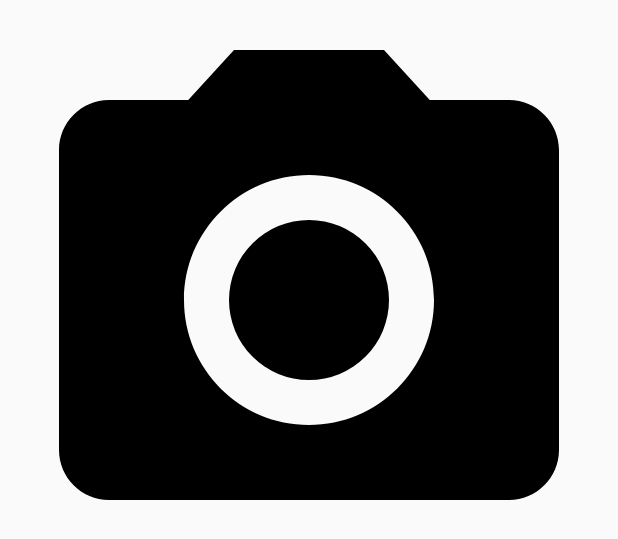
After one commit to youyyyy/mobil, an Android app: the layout details_header.xml on its own in the app's theme, with its tools: preview values and no code run, on a phone screen of 412 x 824 dp. The commit adds this screen. Shown: the top 539 px of the screen. Run offline under Robolectric (Android 15) with nearby library versions, the phone set to English and light mode, and no system bars.

Commit message:
5月6日

```diff
--- a/app/build.gradle
+++ b/app/build.gradle
@@ -38,4 +38,5 @@ dependencies {
     implementation 'com.google.code.gson:gson:2.8.2'
     implementation 'com.squareup.okhttp3:okhttp:3.14.1'
     implementation 'com.hyman:flowlayout-lib:1.1.2'
+    implementation 'com.github.kanytu:android-parallax-recyclerview:v1.7'
 }
--- a/app/src/main/AndroidManifest.xml
+++ b/app/src/main/AndroidManifest.xml
@@ -14,6 +14,7 @@
         android:supportsRtl="true"
         android:theme="@style/AppTheme">
         <activity android:name=".Activity.SelfActivity"></activity>
+        <activity android:name=".Activity.DetailsActivity"></activity>
         <activity
             android:name=".Activity.RegistActivity"
             android:theme="@style/AppTheme.Dark"></activity>
--- a/app/src/main/java/com/example/myapplication/Activity/MainActivity.java
+++ b/app/src/main/java/com/example/myapplication/Activity/MainActivity.java
@@ -183,7 +183,9 @@ public class MainActivity extends AppCompatActivity
             // Handle the camera action
         } else if (id == R.id.nav_message) {
 
-        } else if (id == R.id.nav_Monday) {
+        } else if(id==R.id.nav_recommend){
+
+        }else if (id == R.id.nav_Monday) {
             Toast.makeText(MainActivity.this, R.string.Developing, Toast.LENGTH_SHORT).show();
             dateForFJ = "2";
             updateData();
--- /dev/null
+++ b/app/src/main/res/layout/details_header.xml
@@ -0,0 +1,15 @@
+<?xml version="1.0" encoding="utf-8"?>
+<RelativeLayout xmlns:android="http://schemas.android.com/apk/res/android"
+    android:layout_width="match_parent"
+    android:layout_height="match_parent">
+
+    <ImageView
+        android:layout_width="match_parent"
+        android:layout_height="400dp"
+        android:id="@+id/imageView2"
+        android:layout_alignParentTop="true"
+        android:layout_alignParentRight="true"
+        android:layout_alignParentEnd="true"
+        android:src="@drawable/ic_menu_camera"
+        android:adjustViewBounds="true"/>
+</RelativeLayout>
--- a/app/src/main/res/menu/activity_main_drawer.xml
+++ b/app/src/main/res/menu/activity_main_drawer.xml
@@ -12,6 +12,10 @@
             android:id="@+id/nav_message"
             android:icon="@drawable/ic_menu_gallery"
             android:title="@string/menu_dicuss" />
+        <item
+            android:id="@+id/nav_recommend"
+            android:icon="@drawable/ic_menu_share"
+            android:title="@string/menu_recommend" />
         <!--<item-->
             <!--android:id="@+id/nav_slideshow"-->
             <!--android:icon="@drawable/ic_menu_slideshow"-->
--- a/app/src/main/res/values/strings.xml
+++ b/app/src/main/res/values/strings.xml
@@ -11,6 +11,7 @@
 
     <string name="menu_home">Self</string>
     <string name="menu_dicuss">My Discuss</string>
+    <string name="menu_recommend">Recommend</string>
     <!--<string name="menu_slideshow">Slideshow</string>-->
     <!--<string name="menu_tools">Tools</string>-->
     <string name="menu_share">Share</string>
--- a/build.gradle
+++ b/build.gradle
@@ -20,6 +20,7 @@ allprojects {
         google()
         jcenter()
         maven { url 'https://jitpack.io' }
+        maven { url "https://jitpack.io" }
 
     }
 }
```
Also changed, not shown: app/src/main/java/com/example/myapplication/Activity/DetailsActivity.java (added, +75 -0 lines), app/src/main/java/com/example/myapplication/Adapter/ObjectAdapter.java (+20 -1 lines), app/src/main/res/layout/activity_details.xml (added, +15 -0 lines), 1 other file.
